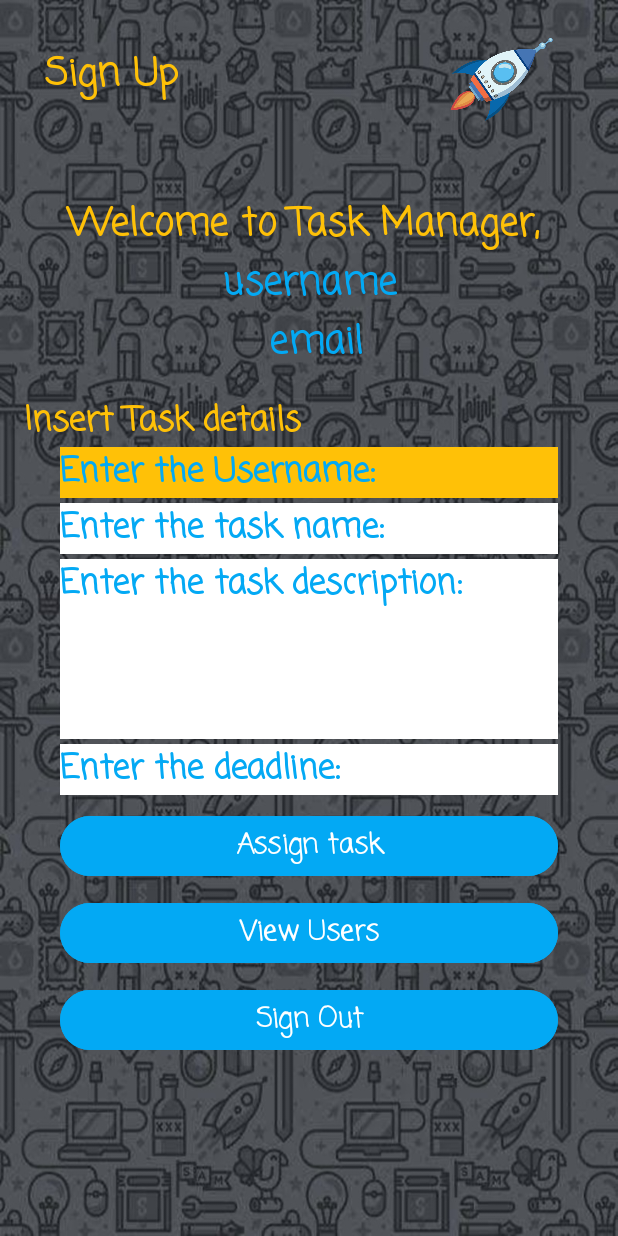
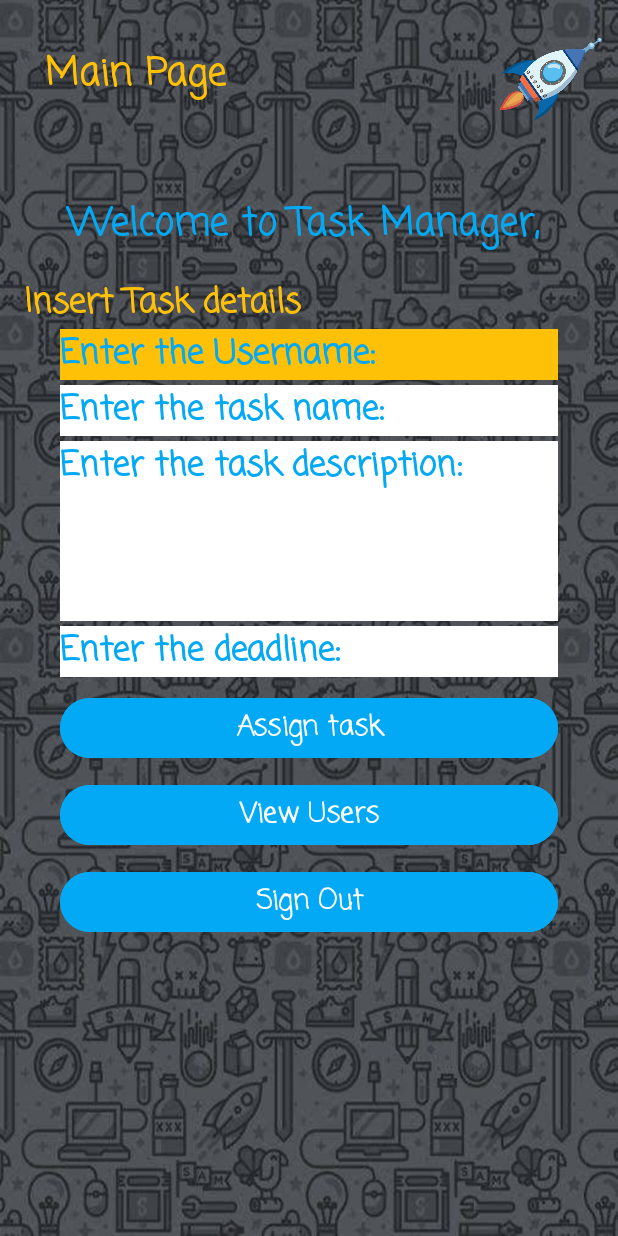
Before and after one commit to gaboleonp/TaskManagerApp, an Android app: the Manager_AssignList_Activity screen opened directly, with no data from a screen before it, on a phone screen of 412 x 824 dp. Run offline under Robolectric (Android 15) with nearby library versions, the phone set to English and light mode, and no system bars; our stand-ins replace Firebase (no records; nobody signed in at launch, a user with empty details on screens opened directly).

Commit message:
CRUD final logic + tasklist final design

```diff
--- a/app/src/main/java/com/example/taskmanagerapp/Manager_AssignList_Activity.java
+++ b/app/src/main/java/com/example/taskmanagerapp/Manager_AssignList_Activity.java
@@ -25,8 +25,6 @@ public class Manager_AssignList_Activity extends AppCompatActivity {
 		super.onCreate(savedInstanceState);
 		setContentView(R.layout.activity_manager_assign_list);
 
-		titleemail = findViewById(R.id.showemailtext);
-		titleusername = findViewById(R.id.showusernametext);
 		signout = findViewById(R.id.signoutbutton);
 
 		taskusername = findViewById(R.id.taskuserassignedtxt);
@@ -37,7 +35,6 @@ public class Manager_AssignList_Activity extends AppCompatActivity {
 		btnassigntask = findViewById(R.id.assigntaskbutton);
 		btnviewtask = findViewById(R.id.viewtaskbutton);
 
-		// Initialize Firebase database reference to 'users' node
 		usersReference = FirebaseDatabase.getInstance().getReference("users");
 
 		btnassigntask.setOnClickListener(new View.OnClickListener() {
@@ -71,21 +68,17 @@ public class Manager_AssignList_Activity extends AppCompatActivity {
 		final String tasksdescription = taskdescription.getText().toString().trim();
 		final String tasksdeadline = taskdeadline.getText().toString().trim();
 
-		// Check if the provided username exists under the 'users' node
 		usersReference.child(tasksusername).get().addOnCompleteListener(new OnCompleteListener<DataSnapshot>() {
 			@Override
 			public void onComplete(@NonNull com.google.android.gms.tasks.Task<DataSnapshot> task) {
 				if (task.isSuccessful()) {
 					DataSnapshot snapshot = task.getResult();
 					if (snapshot.exists()) {
-						// Username exists, proceed with adding the task
 						addTask(tasksusername, tasksname, tasksdescription, tasksdeadline);
 					} else {
-						// Username does not exist, show error message
 						Toast.makeText(Manager_AssignList_Activity.this, "User does not exist", Toast.LENGTH_SHORT).show();
 					}
 				} else {
-					// Error occurred while checking username existence, show error message
 					Toast.makeText(Manager_AssignList_Activity.this, "Error checking username existence", Toast.LENGTH_SHORT).show();
 				}
 			}
@@ -93,21 +86,17 @@ public class Manager_AssignList_Activity extends AppCompatActivity {
 	}
 
 	private void addTask(String tasksusername, String tasksname, String tasksdescription, String tasksdeadline) {
-		// Generate unique task ID
 		String taskId = usersReference.child(tasksusername).child("tasks").push().getKey();
 
 		Task task = new Task(tasksusername, tasksname, tasksdescription, tasksdeadline);
 
-		// Add the task under the specified user's node
 		usersReference.child(tasksusername).child("tasks").child(taskId).setValue(task)
 				.addOnCompleteListener(new OnCompleteListener<Void>() {
 					@Override
 					public void onComplete(@NonNull com.google.android.gms.tasks.Task<Void> t) {
 						if (t.isSuccessful()) {
-							// Task added successfully, show success message
 							Toast.makeText(Manager_AssignList_Activity.this, "Task assigned successfully", Toast.LENGTH_SHORT).show();
 						} else {
-							// Failed to add task, show error message
 							Toast.makeText(Manager_AssignList_Activity.this, "Failed to assign task", Toast.LENGTH_SHORT).show();
 						}
 					}
--- a/app/src/main/java/com/example/taskmanagerapp/User_TaskList_Activity.java
+++ b/app/src/main/java/com/example/taskmanagerapp/User_TaskList_Activity.java
@@ -76,7 +76,6 @@ public class User_TaskList_Activity extends AppCompatActivity {
 
 			@Override
 			public void onCancelled(@NonNull DatabaseError databaseError) {
-				// Handle error
 				Log.e("User_TaskList_Activity", "DatabaseError: " + databaseError.getMessage());
 			}
 		});
--- a/app/src/main/res/layout/activity_manager_assign_list.xml
+++ b/app/src/main/res/layout/activity_manager_assign_list.xml
@@ -22,7 +22,7 @@
 			android:layout_marginTop="30dp"
 			android:layout_marginRight="40dp"
 			android:fontFamily="casual"
-			android:text="Sign Up"
+			android:text="Main Page"
 			android:textColor="@color/gold"
 			android:textSize="25dp"
 			android:textStyle="bold" />
@@ -50,34 +50,11 @@
 		android:fontFamily="casual"
 		android:gravity="center"
 		android:text="Welcome to Task Manager, "
-		android:textColor="@color/gold"
+		android:textColor="@color/light_blue"
 		android:textSize="25dp"
 		android:textStyle="bold"/>
 
-	<TextView
-		android:id="@+id/showusernametext"
-		android:layout_width="match_parent"
-		android:layout_height="match_parent"
-		android:layout_marginLeft="40dp"
-		android:layout_marginRight="40dp"
-		android:fontFamily="casual"
-		android:gravity="center"
-		android:text=" username "
-		android:textColor="@color/light_blue"
-		android:textSize="25dp"
-		android:textStyle="bold"/>
-	<TextView
-		android:id="@+id/showemailtext"
-		android:layout_width="match_parent"
-		android:layout_height="match_parent"
-		android:layout_marginLeft="40dp"
-		android:layout_marginRight="40dp"
-		android:fontFamily="casual"
-		android:gravity="center"
-		android:text=" email"
-		android:textColor="@color/light_blue"
-		android:textSize="25dp"
-		android:textStyle="bold"/>
+
 
 	<TextView
 		android:id="@+id/textViewUsersTitle"
```
Also changed, not shown: 291 other files.
